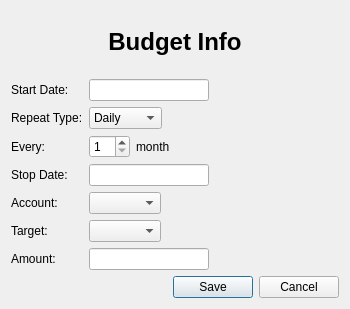
Before: the Qt Designer form qt/ui/budget_panel.ui in Mouchnino/moneyguru, drawn with Qt 5.
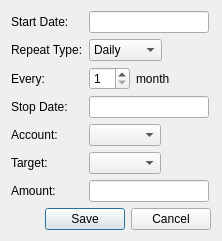
After: the same form once the commit is applied. Custom widgets are drawn as their Qt base class.

```diff
--- a/qt/ui/budget_panel.ui
+++ b/qt/ui/budget_panel.ui
@@ -6,8 +6,8 @@
    <rect>
     <x>0</x>
     <y>0</y>
-    <width>350</width>
-    <height>309</height>
+    <width>222</width>
+    <height>227</height>
    </rect>
   </property>
   <property name="windowTitle">
@@ -17,23 +17,6 @@
    <bool>true</bool>
   </property>
   <layout class="QVBoxLayout" name="verticalLayout">
-   <item>
-    <widget class="QLabel" name="label">
-     <property name="font">
-      <font>
-       <pointsize>18</pointsize>
-       <weight>75</weight>
-       <bold>true</bold>
-      </font>
-     </property>
-     <property name="text">
-      <string>Budget Info</string>
-     </property>
-     <property name="alignment">
-      <set>Qt::AlignCenter</set>
-     </property>
-    </widget>
-   </item>
    <item>
     <layout class="QFormLayout" name="formLayout">
      <property name="fieldGrowthPolicy">
```
